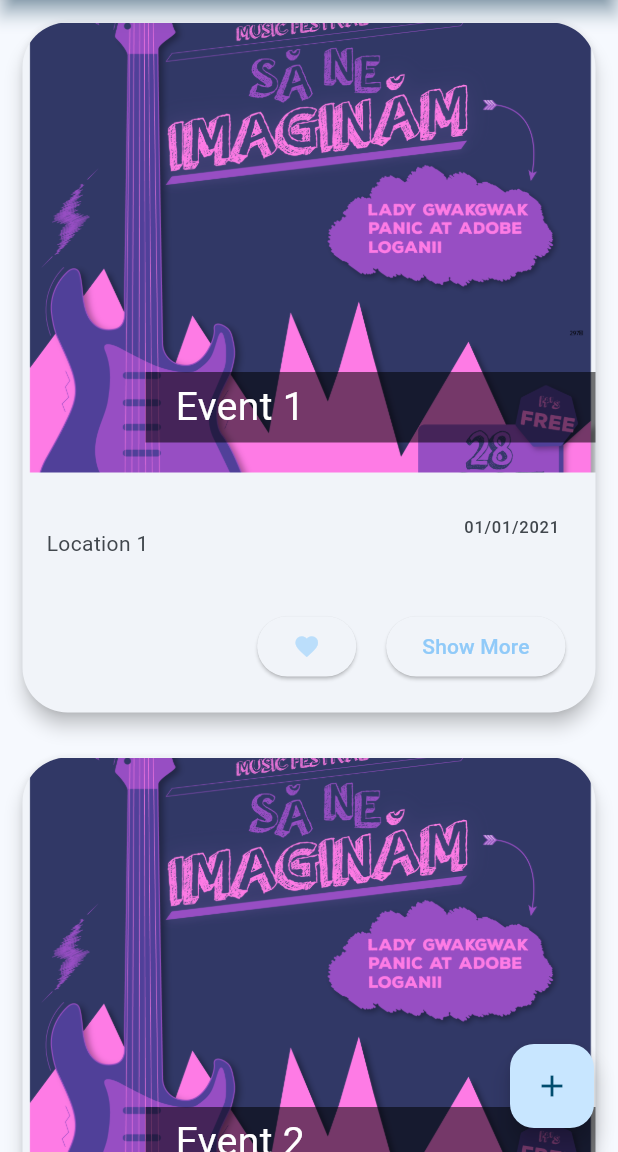
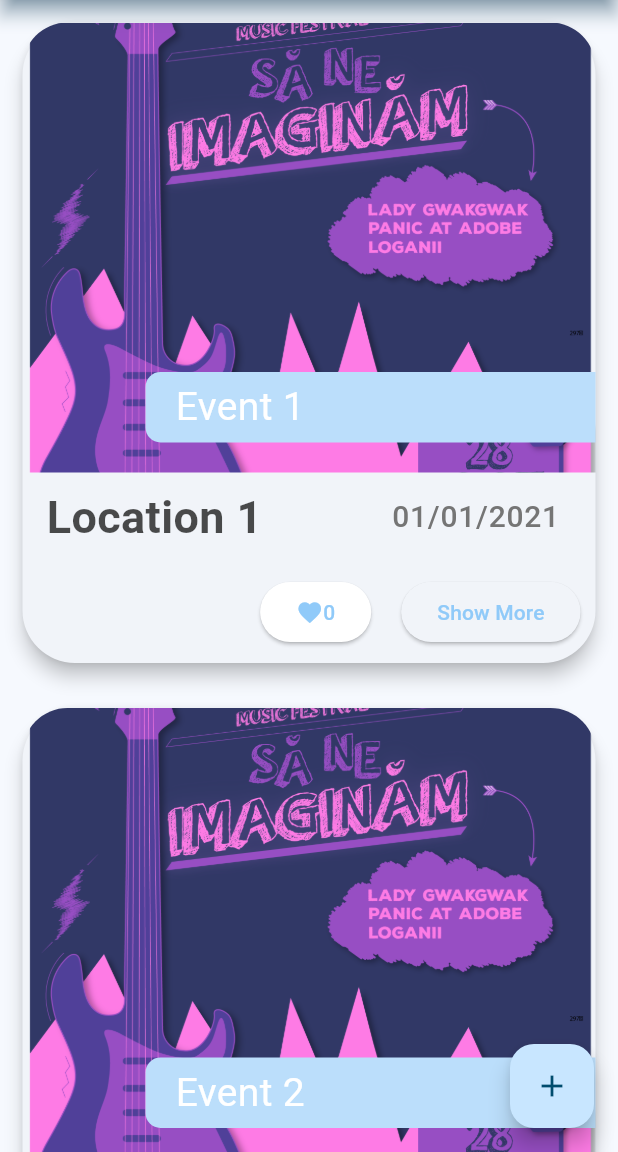
Before and after one commit to dxnn20/UNIHACK2023, a Flutter app: the MyHomePage screen opened directly, on a phone screen of 412 x 824 dp, the part 84-1236 px from its top. Run offline on Flutter 3.47's test engine with Material 2 defaults, Android fonts, the phone set to English and light mode, and no system bars; our stand-ins replace google_maps_flutter.

Commit message:
latest working version

```diff
--- a/lib/components/card.dart
+++ b/lib/components/card.dart
@@ -17,7 +17,7 @@ class _EventCardState extends State<EventCard> {
   Widget build(BuildContext context) {
     return Card(
       shape: const RoundedRectangleBorder(
-        borderRadius: BorderRadius.all(Radius.circular(30.0)),
+        borderRadius: BorderRadius.all(Radius.circular(35.0)),
       ),
       elevation: 5.0,
       margin: const EdgeInsets.all(15.0),
@@ -35,16 +35,22 @@ class _EventCardState extends State<EventCard> {
                 child: Image.asset(
                   'lib/POSTARE.png',
                   height: 300.0,
-                  width: double.infinity,
-                  fit: BoxFit.cover,
+                  width: MediaQuery.of(context).size.width,
+                  fit: BoxFit.fitWidth,
                 ),
               ),
               Positioned(
                 bottom: 20.0,
                 right: 0.0,
                 child: Container(
+                  decoration: BoxDecoration(
+                    color: Colors.blue[100],
+                    borderRadius: const BorderRadius.only(
+                      topLeft: Radius.circular(10.0),
+                      bottomLeft: Radius.circular(10.0),
+                    ),
+                  ),
                   width: 300.0,
-                  color: Colors.black54,
                   padding: const EdgeInsets.symmetric(
                     vertical: 5.0,
                     horizontal: 20.0,
@@ -55,7 +61,6 @@ class _EventCardState extends State<EventCard> {
                       fontSize: 26.0,
                       color: Colors.white,
                     ),
-                    softWrap: true,
                     overflow: TextOverflow.fade,
                   ),
                 ),
@@ -63,37 +68,100 @@ class _EventCardState extends State<EventCard> {
             ],
           ),
           ListTile(
-            subtitle: Text(widget.event.location),
-            trailing: Text(widget.event.date),
+            subtitle: Text(
+              widget.event.location,
+              style: TextStyle(
+                color: Colors.black.withOpacity(0.7),
+                fontSize: 30.0,
+                fontWeight: FontWeight.bold,
+              ),
+            ),
+            trailing: Text(
+                widget.event.date,
+                style: TextStyle(
+                  color: Colors.grey[600],
+                  fontSize: 20.0,
+                ),
+            ),
           ),
           if (isExpanded)
             Padding(
-              padding: const EdgeInsets.all(.0),
+              padding: const EdgeInsets.all(0.0),
               child: Column(
                 children: [
-                  Text(widget.event.description),
+                  Container(
+                    padding: const EdgeInsets.all(30.0),
+                    child: Text(
+                      widget.event.description,
+                      style: TextStyle(
+                        fontSize: 20.0,
+                        color: Colors.grey[600],
+                      ),
+                    ),
+                  ),
                   const SizedBox(height: 10.0),
-                  Text('Time: ${widget.event.time}'),
+                  Container(
+                    alignment: Alignment.centerLeft,
+                    padding: const EdgeInsets.only(
+                      top:40.0,
+                      left: 30.0,
+                      bottom: 0.0
+                    ),
+                    decoration: BoxDecoration(
+                      border: Border(
+                        top: BorderSide(
+                          color: Colors.grey[300]!,
+                          width: 1.0,
+                        ),
+                      ),
+                    ),
+                    child: Text('Time: ${widget.event.time}',
+                      style: TextStyle(
+                        fontSize: 20.0,
+                        color: Colors.grey[600],
+                      ),
+                    ),
+                  ),
                   const SizedBox(height: 10.0),
                 ],
               ),
             ),
           Padding(
-            padding: const EdgeInsets.all(20.0),
+            padding: const EdgeInsets.all(10.0),
             child: Row(
               mainAxisAlignment: MainAxisAlignment.end,
               children: [
                 ElevatedButton(
                   onPressed: () {
-
+                    setState(() {
+                      widget.event.isFavorite = !widget.event.isFavorite;
+                      widget.event.likeCount = widget.event.isFavorite
+                          ? widget.event.likeCount + 1
+                          : widget.event.likeCount - 1;
+                    });
                   },
-                  child: Icon(
-                    Icons.favorite,
-                    color: Colors.blue[100],
+                  style:ButtonStyle(
+                    backgroundColor: MaterialStateProperty.all<Color>(
+                      widget.event.isFavorite ? Colors.blue : Colors.white,
+                    ),
+                  ),
+                  child: Row(
+                    children: [
+                      Icon(
+                        Icons.favorite,
+                        color: widget.event.isFavorite ? Colors.red : Colors.blue[200]
+                      ),
+                      Text(
+                        widget.event.likeCount.toString(),
+                        style: TextStyle(
+                          color: Colors.blue[200],
+                        )
+                      ),
+                    ],
                   ),
                 ),
                 const Padding(
-                  padding: const EdgeInsets.all(10.0),
+                  padding: EdgeInsets.all(10.0),
                 ),
                   ElevatedButton(
                     onPressed: () {
--- a/lib/components/event.dart
+++ b/lib/components/event.dart
@@ -7,7 +7,9 @@ class Event{
   final String time;
   final String? image;
   final bool free;
-  final String category;
+  final String? category;
+  bool isFavorite;
+  num likeCount;
 
   Event({
     required this.name,
@@ -17,6 +19,8 @@ class Event{
     required this.time,
     this.image,
     required this.free,
-    required this.category,
+    this.category,
+    this.isFavorite = false,
+    this.likeCount = 0
   });
 }
--- a/lib/main.dart
+++ b/lib/main.dart
@@ -4,6 +4,69 @@ import 'package:unihack/components/card.dart';
 import 'components/drawer.dart';
 import 'components/event.dart';
 import 'components/button.dart';
+import 'dart:convert';
+
+List<Event> events_mock = [
+  Event(
+    name: 'Event 1',
+    description: 'This is a description of event 1',
+    location: 'Location 1',
+    date: '01/01/2021',
+    time: '12:00',
+    image: 'POSTARE.png',
+    category: 'Category 1',
+    free: true,
+  ),
+  Event(
+    name: 'Event 2',
+    category: 'Category 2',
+    description:
+        'This is a description of event 2This is a description of event 2This is a description of event 2This is a description of event 2This is a description of event 2This is a description of event 2This is a description of event 2This is a description of event 2This is a description of event 2This is a description of event 2This is a description of event 2This is a description of event 2This is a description of event 2',
+    location: 'Location 2',
+    date: '02/02/2021',
+    time: '13:00',
+    free: false,
+  ),
+  Event(
+    category: 'Category 3',
+    name: 'Event 3',
+    description: 'This is a description of event 3',
+    location: 'Location 3',
+    date: '03/03/2021',
+    time: '14:00',
+    free: true,
+  ),
+  Event(
+    category: 'Category 4',
+    name: 'Event 4',
+    description: 'This is a description of event 4',
+    location: 'Location 4',
+    date: '04/04/2021',
+    time: '15:00',
+    free: false,
+  ),
+  Event(
+    category: 'Category 5',
+    name: 'Event 5',
+    description: 'This is a description of event 5',
+    location: 'Location 5',
+    date: '05/05/2021',
+    time: '16:00',
+    free: true,
+  ),
+  Event(
+    category: 'Category 6',
+    name: 'Event 6',
+    description: 'This is a description of event 6',
+    location: 'Location 6',
+    date: '06/06/2021',
+    time: '17:00',
+    free: false,
+  ),
+];
+
+List<Event> get favoriteEvents =>
+    events_mock.where((event) => event.isFavorite ?? false).toList();
 
 class User {
   final String name;
@@ -17,12 +80,24 @@ class User {
   });
 }
 
+//TO COMMUNICATE WITH FIREBASE
+// Future<List<Event>> getEventsFromFirebase() async {
+//   // Replace 'events' with your Firebase collection name
+//   final QuerySnapshot<Map<String, dynamic>> snapshot =
+//   await FirebaseFirestore.instance.collection('events').get();
+//
+//   return snapshot.docs.map((document) => Event.fromFirestore(document)).toList();
+// }
+
 void main() {
-  runApp( const MyApp());
+  //DATABASE SHIT
+  //List<Event> events = await getEventsFromFirebase();
+
+  runApp(const MyApp());
 }
 
 class MyApp extends StatelessWidget {
-   const MyApp({super.key});
+  const MyApp({super.key});
 
   // This widget is the root of your application.
   @override
@@ -39,7 +114,7 @@ class MyApp extends StatelessWidget {
 }
 
 class MyHomePage extends StatefulWidget {
-    MyHomePage({super.key, required this.title});
+  const MyHomePage({super.key, required this.title});
 
   final String title;
 
@@ -56,107 +131,25 @@ class MyHomePage extends StatefulWidget {
   State<MyHomePage> createState() => _MyHomePageState();
 }
 
-class _MyHomePageState extends State< MyHomePage> {
+class _MyHomePageState extends State<MyHomePage> {
   @override
   Widget build(BuildContext context) {
-
     return Scaffold(
       appBar: widget.buildAppBar(context),
-
       drawer: AppDrawer(),
-
-      body: SingleChildScrollView(
-
-        child: Column(
-          mainAxisAlignment: MainAxisAlignment.center,
-          children: <Widget>[
-          EventCard(
-            event: Event(
-              name: 'Event 1',
-              description: 'This is a description of event 1',
-              location: 'Location 1',
-              date: '01/01/2021',
-              time: '12:00',
-              image: 'POSTARE.png',
-              category: 'Category 1',
-              free: true,
-            ),
-          ),
-          EventCard(
-            event: Event(
-              name: 'Event 2',
-              category: 'Category 2',
-              description: 'This is a description of event 2This is a description of event 2This is a description of event 2This is a description of event 2This is a description of event 2This is a description of event 2This is a description of event 2This is a description of event 2This is a description of event 2This is a description of event 2This is a description of event 2This is a description of event 2This is a description of event 2',
-              location: 'Location 2',
-              date: '02/02/2021',
-              time: '13:00',
-              free: false,
-            ),
-          ),
-          EventCard(
-            event: Event(
-              category: 'Category 3',
-              name: 'Event 3',
-              description: 'This is a description of event 3',
-              location: 'Location 3',
-              date: '03/03/2021',
-              time: '14:00',
-              free: true,
-            ),
-          ),
-          EventCard(
-            event: Event(
-              category: 'Category 4',
-              name: 'Event 4',
-              description: 'This is a description of event 4',
-              location: 'Location 4',
-              date: '04/04/2021',
-              time: '15:00',
-              free: false,
-            ),
-          ),
-          EventCard(
-            event: Event(
-              category: 'Category 5',
-              name: 'Event 5',
-              description: 'This is a description of event 5',
-              location: 'Location 5',
-              date: '05/05/2021',
-              time: '16:00',
-              free: true,
-            ),
-          ),
-          EventCard(
-            event: Event(
-              category: 'Category 6',
-              name: 'Event 6',
-              description: 'This is a description of event 6',
-              location: 'Location 6',
-              date: '06/06/2021',
-              time: '17:00',
-              free: false,
-            ),
-          ),
-            const SizedBox(
-              height: 20.0,
-            ),
-            const Text(
-              'That\'s it for now!',
-              style: TextStyle(
-                fontFamily: 'Montserrat',
-                fontSize: 20.0,
-                fontWeight: FontWeight.bold,
-              ),
-            ),
-    ],
-        ),
+      body: ListView.builder(
+        itemCount: events_mock.length,
+        itemBuilder: (context, index) {
+          return EventCard(
+            event: events_mock[index],
+          );
+        },
       ),
       floatingActionButton: FloatingActionButton(
         onPressed: () {},
-        tooltip: 'Increment',
-        child:  const Icon(Icons.add),
+        tooltip: 'Add event',
+        child: const Icon(Icons.add),
       ),
-
     );
   }
 }
```
Also changed, not shown: assets/mock_data.json (added, +24 -0 lines), lib/components/drawer.dart (+19 -0 lines), lib/favorites_page.dart (added, +44 -0 lines), 2 other files.
